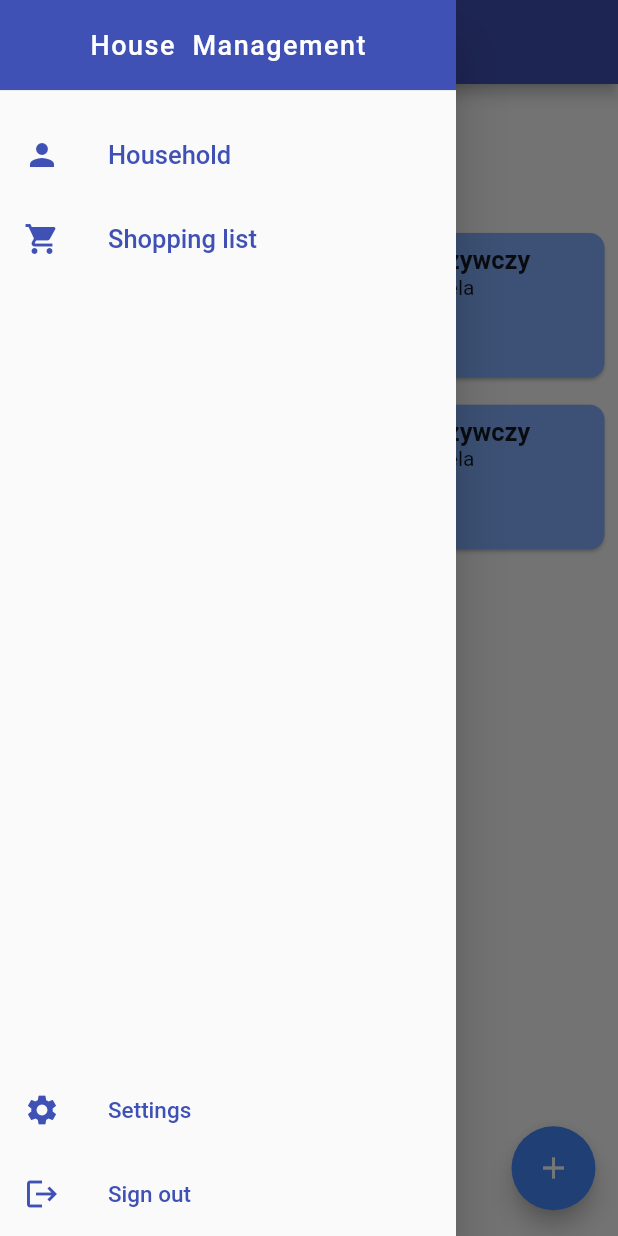
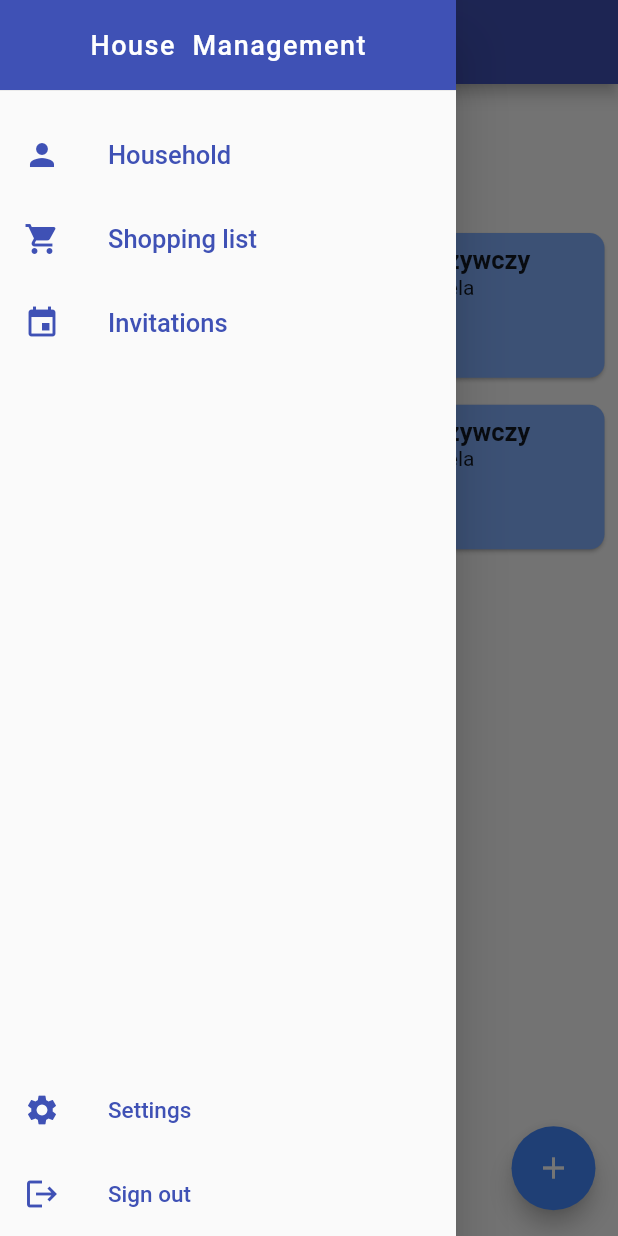
Before and after one commit to karolNiedziela/HouseManagement, a Flutter app: the screen it shows once a user with an empty profile is signed in, with the side drawer open, on a phone screen of 412 x 824 dp. Run offline on Flutter 3.47's test engine with Material 2 defaults, Android fonts, the phone set to English and light mode, and no system bars; our stand-ins replace cloud_firestore, firebase_auth, firebase_core, flutter_spinkit, fluttertoast; accounts and stored records are empty; Roboto replaces fonts that are missing (Montserrat).

```diff
--- a/lib/constants/app_constants.dart
+++ b/lib/constants/app_constants.dart
@@ -7,7 +7,7 @@ InputDecoration getInputDecoration(IconData prefixIcon, String hintText) =>
         hintText: hintText,
         contentPadding: const EdgeInsets.fromLTRB(20, 15, 20, 15),
         enabledBorder: OutlineInputBorder(
-            borderSide: BorderSide(color: Colors.indigo, width: 2.0),
+            borderSide: const BorderSide(color: Colors.indigo, width: 2.0),
             borderRadius: BorderRadius.circular(15)),
         border: OutlineInputBorder(borderRadius: BorderRadius.circular(15)));
 
--- a/lib/main.dart
+++ b/lib/main.dart
@@ -4,7 +4,7 @@ import 'package:housemanagement/screens/household/household_screen.dart';
 import 'package:housemanagement/screens/invitations/invitation_screen.dart';
 import 'package:housemanagement/screens/shoppingList/shopping_list_screen.dart';
 import 'package:housemanagement/services/auth_service.dart';
-import 'package:housemanagement/shared/auth_wrapper.dart';
+import 'package:housemanagement/utils/auth_wrapper.dart';
 import 'package:firebase_core/firebase_core.dart';
 import 'package:housemanagement/widgets/main_scaffold.dart';
 import 'package:provider/provider.dart';
@@ -26,14 +26,23 @@ class MyApp extends StatelessWidget {
         initialData: null,
         child: MaterialApp(
             routes: {
-              '/household': (context) => HouseHouldScreen(),
-              '/invitations': (context) => MainScaffoldWidget(body: InvitationScreen(), appBarTitle: 'Invitations',),
-              '/shoppinglist': (context) => MainScaffoldWidget(body: ShoppingListScreen(), appBarTitle: 'Shopping list',)
+              '/household': (context) => const MainScaffoldWidget(
+                    body: HouseHouldScreen(),
+                    appBarTitle: 'Household',
+                  ),
+              '/invitations': (context) => const MainScaffoldWidget(
+                    body: InvitationScreen(),
+                    appBarTitle: 'Invitations',
+                  ),
+              '/shoppinglist': (context) => const MainScaffoldWidget(
+                    body: ShoppingListScreen(),
+                    appBarTitle: 'Shopping list',
+                  )
             },
             title: 'House management',
             theme: ThemeData(
               primarySwatch: Colors.indigo,
             ),
-            home: AuthWrapper()));
+            home: const AuthWrapper()));
   }
 }
--- /dev/null
+++ b/lib/models/household.dart
@@ -0,0 +1,15 @@
+class Household {
+  List<String> users = <String>[];
+  String ownerUId;
+
+  Household({required this.users, required this.ownerUId});
+
+  factory Household.fromMap(Map<String, dynamic> map) {
+    return Household(
+        users: List<String>.from(map['users']), ownerUId: map['ownerUId']);
+  }
+
+  Map<String, dynamic> toMap() {
+    return {'users': users.map((user) => user).toList(), 'ownerUId': ownerUId};
+  }
+}
--- a/lib/screens/auth/login_screen.dart
+++ b/lib/screens/auth/login_screen.dart
@@ -2,7 +2,7 @@ import 'package:flutter/material.dart';
 import 'package:housemanagement/constants/app_constants.dart';
 import 'package:housemanagement/services/auth_service.dart';
 import 'package:fluttertoast/fluttertoast.dart';
-import 'package:housemanagement/shared/loading.dart';
+import 'package:housemanagement/utils/loading.dart';
 import 'package:housemanagement/widgets/email_text_form_field_widget.dart';
 import 'package:housemanagement/widgets/password_text_form_field_widget.dart';
 import 'package:housemanagement/widgets/start_title_widget.dart';
--- a/lib/screens/auth/register_screen.dart
+++ b/lib/screens/auth/register_screen.dart
@@ -1,7 +1,7 @@
 import 'package:flutter/material.dart';
 import 'package:housemanagement/constants/app_constants.dart';
 import 'package:housemanagement/services/auth_service.dart';
-import 'package:housemanagement/shared/loading.dart';
+import 'package:housemanagement/utils/loading.dart';
 import 'package:housemanagement/widgets/email_text_form_field_widget.dart';
 import 'package:housemanagement/widgets/name_text_form_field_widget.dart';
 import 'package:housemanagement/widgets/password_text_form_field_widget.dart';
--- a/lib/screens/invitations/invitation_screen.dart
+++ b/lib/screens/invitations/invitation_screen.dart
@@ -15,9 +15,8 @@ class _InvitationScreenState extends State<InvitationScreen> {
   @override
   Widget build(BuildContext context) {
     return StreamProvider<List<Invitation>>.value(
-        initialData: [],
+        initialData: const [],
         value: UserService().appUserInvitations,
-        child: Container(
-            child: InvitationList()));
+        child: const InvitationList());
   }
 }
--- a/lib/screens/shoppingList/shopping_list_screen.dart
+++ b/lib/screens/shoppingList/shopping_list_screen.dart
@@ -13,7 +13,7 @@ class _ShoppingListScreenState extends State<ShoppingListScreen> {
   Widget build(BuildContext context) {
     return Column(
       children: <Widget>[
-        Expanded(
+        const Expanded(
           flex: 2,
           child: Center(child: Text('data')),
         ),
@@ -21,11 +21,11 @@ class _ShoppingListScreenState extends State<ShoppingListScreen> {
           flex: 13,
           child: GridView.builder(
               itemCount: 4,
-              gridDelegate: SliverGridDelegateWithFixedCrossAxisCount(
+              gridDelegate: const SliverGridDelegateWithFixedCrossAxisCount(
                   childAspectRatio: 18.0 / 10.0, crossAxisCount: 2),
               itemBuilder: (BuildContext context, int index) {
                 return Padding(
-                    padding: EdgeInsets.all(5),
+                    padding: const EdgeInsets.all(5),
                     child: Card(
                         color: Colors.blueAccent[100],
                         semanticContainer: true,
@@ -36,7 +36,7 @@ class _ShoppingListScreenState extends State<ShoppingListScreen> {
                           padding: const EdgeInsets.all(8.0),
                           child: Column(
                             crossAxisAlignment: CrossAxisAlignment.start,
-                            children: <Widget>[
+                            children: const <Widget>[
                               Text('Sklep spożywczy',
                                   style: TextStyle(
                                       fontWeight: FontWeight.bold,
@@ -57,7 +57,7 @@ class _ShoppingListScreenState extends State<ShoppingListScreen> {
               children: [
                 FloatingActionButton(
                   onPressed: () {},
-                  child: Icon(Icons.add),
+                  child: const Icon(Icons.add),
                   backgroundColor: Colors.blueAccent[200],
                 ),
               ],
--- a/lib/services/auth_service.dart
+++ b/lib/services/auth_service.dart
@@ -36,7 +36,7 @@ class AuthService {
           .createUserWithEmailAndPassword(email: email, password: password);
       User user = userCredential.user!;
       FirebaseFirestore firebaseFirestore = FirebaseFirestore.instance;
-      AppUser appUser = new AppUser(
+      AppUser appUser = AppUser(
           uid: user.uid,
           email: user.email,
           firstName: firstName,
@@ -74,7 +74,6 @@ class AuthService {
     try {
       return await _auth.signOut();
     } catch (e) {
-      print(e.toString());
       return null;
     }
   }
--- a/lib/shared/auth_wrapper.dart
+++ b/lib/utils/auth_wrapper.dart
@@ -13,9 +13,12 @@ class AuthWrapper extends StatelessWidget {
     final appUser = Provider.of<AppUser?>(context);
 
     if (appUser == null) {
-      return AuthenticateScreen();
+      return const AuthenticateScreen();
     }
 
-    return MainScaffoldWidget(body: ShoppingListScreen(), appBarTitle: 'Shopping list',);
+    return const MainScaffoldWidget(
+      body: ShoppingListScreen(),
+      appBarTitle: 'Shopping list',
+    );
   }
 }
--- a/lib/shared/loading.dart
+++ b/lib/utils/loading.dart
@@ -8,7 +8,7 @@ class Loading extends StatelessWidget {
   Widget build(BuildContext context) {
     return Container(
         color: Colors.indigo,
-        child:
-            Center(child: SpinKitThreeBounce(color: Colors.white, size: 50.0)));
+        child: const Center(
+            child: SpinKitThreeBounce(color: Colors.white, size: 50.0)));
   }
 }
--- a/lib/widgets/drawer_widget.dart
+++ b/lib/widgets/drawer_widget.dart
@@ -1,6 +1,7 @@
 import 'package:flutter/material.dart';
 import 'package:housemanagement/services/auth_service.dart';
 import 'package:housemanagement/services/user_service.dart';
+import 'package:housemanagement/utils/auth_wrapper.dart';
 
 class DrawerWidget extends StatefulWidget {
   const DrawerWidget({Key? key}) : super(key: key);
@@ -14,7 +15,7 @@ class _DrawerWidgetState extends State<DrawerWidget> {
   final UserService _userService = UserService();
 
   bool hasFriendRequests = false;
-  late int friendRequestsNumber;
+  int? friendRequestsNumber;
 
   getData() async {
     var invitations = await _userService.getUserFriendRequests();
@@ -37,7 +38,7 @@ class _DrawerWidgetState extends State<DrawerWidget> {
               Expanded(
                 child: ListView(
                   children: [
-                    SizedBox(
+                    const SizedBox(
                       height: 60,
                       child: DrawerHeader(
                         decoration: BoxDecoration(color: Colors.indigo),
@@ -52,11 +53,12 @@ class _DrawerWidgetState extends State<DrawerWidget> {
                         padding: EdgeInsets.zero,
                       ),
                     ),
-                    SizedBox(height: 15),
+                    const SizedBox(height: 15),
                     ListTile(
                       title: const Text('Household',
                           style: TextStyle(color: Colors.indigo, fontSize: 17)),
-                      leading: Icon(Icons.person_sharp, color: Colors.indigo),
+                      leading:
+                          const Icon(Icons.person_sharp, color: Colors.indigo),
                       onTap: () {
                         Navigator.pop(context);
                         Navigator.pushNamed(context, '/household');
@@ -70,20 +72,19 @@ class _DrawerWidgetState extends State<DrawerWidget> {
                       onTap: () {
                         Navigator.pop(context);
                         Navigator.pushNamed(context, '/shoppinglist');
-
                       },
                     ),
-                    if (hasFriendRequests)
                     ListTile(
                       title: const Text('Invitations',
-                            style:
-                                TextStyle(color: Colors.indigo, fontSize: 17)),
+                          style: TextStyle(color: Colors.indigo, fontSize: 17)),
                       leading: const Icon(Icons.insert_invitation,
                           color: Colors.indigo),
                       trailing: ClipOval(
-                          child: Container(
+                        child: friendRequestsNumber == null
+                            ? null
+                            : Container(
                                 color: Colors.indigo[100],
-                            padding: EdgeInsets.symmetric(
+                                padding: const EdgeInsets.symmetric(
                                     horizontal: 15, vertical: 8),
                                 child: Text(friendRequestsNumber.toString(),
                                     style: TextStyle(
@@ -100,34 +101,31 @@ class _DrawerWidgetState extends State<DrawerWidget> {
                   ],
                 ),
               ),
-              Container(
-                child: Align(
+              Align(
                 alignment: Alignment.bottomCenter,
-                  child: Container(
                 child: Column(
                   children: <Widget>[
                     const ListTile(
-                          leading:
-                              const Icon(Icons.settings, color: Colors.indigo),
-                          title: const Text('Settings',
-                              style: const TextStyle(
-                                  color: Colors.indigo, fontSize: 15)),
+                      leading: Icon(Icons.settings, color: Colors.indigo),
+                      title: Text('Settings',
+                          style: TextStyle(color: Colors.indigo, fontSize: 15)),
                     ),
                     ListTile(
-                          leading: Icon(
+                      leading: const Icon(
                         Icons.logout,
                         color: Colors.indigo,
                       ),
                       onTap: () async {
                         await _authService.signOut();
+                        Navigator.pushReplacement(
+                            context,
+                            MaterialPageRoute(
+                                builder: (context) => const AuthWrapper()));
                       },
-                          title: Text('Sign out',
-                              style: TextStyle(
-                                  color: Colors.indigo, fontSize: 15)),
+                      title: const Text('Sign out',
+                          style: TextStyle(color: Colors.indigo, fontSize: 15)),
                     )
                   ],
-                    ),
-                  ),
                 ),
               )
             ],
--- a/lib/widgets/main_scaffold.dart
+++ b/lib/widgets/main_scaffold.dart
@@ -5,17 +5,19 @@ class MainScaffoldWidget extends StatelessWidget {
   final Widget body;
   final String appBarTitle;
 
-  const MainScaffoldWidget({ Key? key, required this.body, required this.appBarTitle }) : super(key: key);
+  const MainScaffoldWidget(
+      {Key? key, required this.body, required this.appBarTitle})
+      : super(key: key);
 
   @override
   Widget build(BuildContext context) {
     return Scaffold(
       appBar: AppBar(
-              backgroundColor: Colors.indigo,
-              title: Text(appBarTitle),
-              centerTitle: true,
-            ),
-      drawer: DrawerWidget(),
+        backgroundColor: Colors.indigo,
+        title: Text(appBarTitle),
+        centerTitle: true,
+      ),
+      drawer: const DrawerWidget(),
       body: body,
     );
   }
--- a/lib/widgets/password_text_form_field_widget.dart
+++ b/lib/widgets/password_text_form_field_widget.dart
@@ -21,7 +21,7 @@ class PasswordTextFormFieldWidget extends StatelessWidget {
               return ('Please enter password');
             }
 
-            RegExp regex = new RegExp(r'^.{6,}$');
+            RegExp regex = RegExp(r'^.{6,}$');
             if (!regex.hasMatch(value)) {
               return ("Please enter a valid password (min. 6 characters)");
             }
--- a/lib/widgets/submit_button_widget.dart
+++ b/lib/widgets/submit_button_widget.dart
@@ -21,7 +21,7 @@ class _SubmitButtonWidgetState extends State<SubmitButtonWidget> {
       onPressed: () => widget.onPressed(),
       child: Text(widget.displayButtonText,
           textAlign: TextAlign.center,
-          style: TextStyle(
+          style: const TextStyle(
               color: Colors.white,
               fontWeight: FontWeight.bold,
               fontSize: 20,
```
Also changed, not shown: lib/models/app_user.dart (+0 -11 lines), lib/screens/household/household_screen.dart (+41 -39 lines), lib/screens/invitations/invitation_tile.dart (+11 -3 lines), lib/services/household_service.dart (added, +30 -0 lines), lib/services/user_service.dart (+59 -24 lines). Lines whose indentation alone changed are shown as unchanged.
